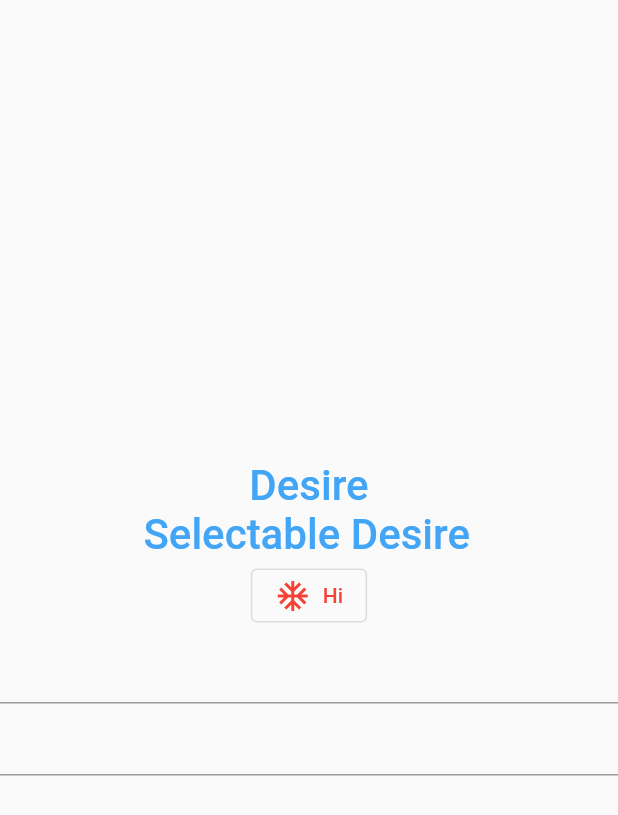
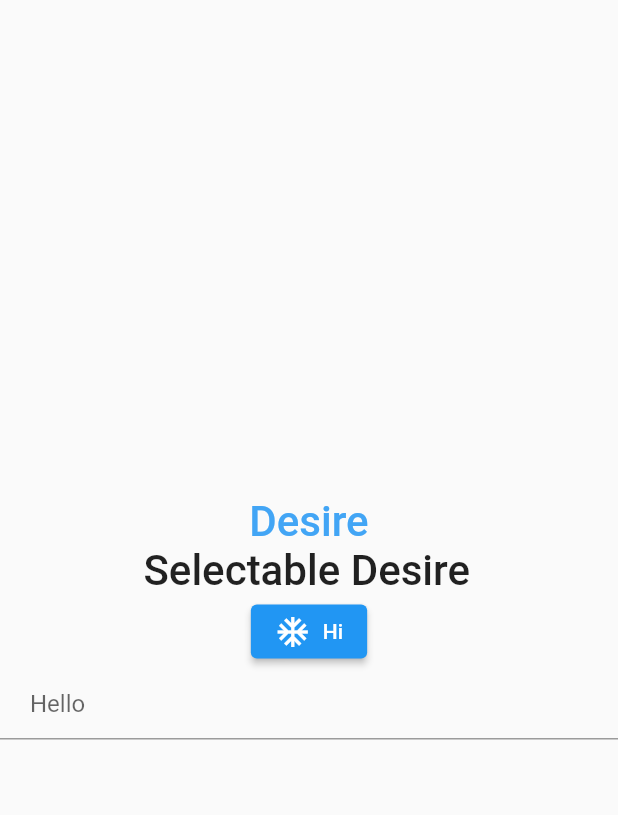
Before and after one commit to SaltyAom/desire, a Flutter app: the screen it shows after launch, on a phone screen of 412 x 824 dp. Shown: the top 815 px of the screen. Run offline on Flutter 3.47's test engine with Material 2 defaults, Android fonts, the phone set to English and light mode, and no system bars.

Commit message:
:wrench: fix: add key

```diff
--- a/examples/lib/main.dart
+++ b/examples/lib/main.dart
@@ -84,14 +84,15 @@ class HomePage extends StatelessWidget {
           const Text("Desire")
               .desire("font-medium text-xl text-blue-400 text-center"),
           const SelectableText("Selectable Desire")
-              .desire("font-medium text-xl text-blue-400"),
-          OutlinedButton.icon(
+              .desire("font-medium text-xl"),
+          ElevatedButton.icon(
             icon: const Icon(Icons.ac_unit),
             onPressed: () {},
             label: const Text("Hi"),
-          ).desire("btn-text-red"),
-          const TextField().desire("px-2"),
-          TextFormField().desire("px-2"),
+          ).desire("text-blue-400"),
+          const TextField(
+            decoration: InputDecoration(hintText: "Hello"),
+          ).desire("px-2 text-blue-400"),
         ],
       ).desire("justify-center items-center"),
     );
--- a/lib/widget/button.dart
+++ b/lib/widget/button.dart
@@ -59,6 +59,7 @@ extension DesireTextButton on TextButton {
         final desires = getDesire(context);
 
         return TextButton(
+          key: key,
           child: child ?? const SizedBox.shrink(),
           onPressed: onPressed,
           onLongPress: onLongPress,
@@ -106,6 +107,7 @@ extension DesireElevatedButton on ElevatedButton {
         final desires = getDesire(context);
 
         return ElevatedButton(
+          key: key,
           child: child ?? const SizedBox.shrink(),
           onPressed: onPressed,
           onLongPress: onLongPress,
@@ -153,6 +155,7 @@ extension DesireOutlineButton on OutlinedButton {
         final desires = getDesire(context);
 
         return OutlinedButton(
+          key: key,
           child: child ?? const SizedBox.shrink(),
           onPressed: onPressed,
           onLongPress: onLongPress,
--- a/lib/widget/layouts.dart
+++ b/lib/widget/layouts.dart
@@ -34,6 +34,7 @@ extension DesireColumn on Column {
         final desires = getDesire(context);
 
         return Column(
+          key: key,
           children: children,
           mainAxisAlignment: mapDesire<MainAxisAlignment, Row>(
               desires, (e) => e.mainAxisAlignment, MainAxisAlignment.start)!,
@@ -69,6 +70,7 @@ extension DesireRow on Row {
         final desires = getDesire(context);
 
         return Row(
+          key: key,
           children: children,
           mainAxisAlignment: mapDesire<MainAxisAlignment, Row>(
               desires, (e) => e.mainAxisAlignment, MainAxisAlignment.start)!,
@@ -104,6 +106,7 @@ extension DesireStack on Stack {
         final desires = getDesire(context);
 
         return Stack(
+          key: key,
           children: children,
           alignment: mapDesire<AlignmentGeometry, Stack>(
               desires, (e) => e.alignment, AlignmentDirectional.topStart)!,
--- a/lib/widget/text.dart
+++ b/lib/widget/text.dart
@@ -27,6 +27,7 @@ extension DesireText on Text {
 
       return Text(
         data ?? "",
+        key: key,
         textAlign: mapDesire<TextAlign, Text>(desires, (e) => e.textAlign),
         textDirection:
             mapDesire<TextDirection, Text>(desires, (e) => e.textDirection),
@@ -73,6 +74,7 @@ extension DesireSelectableText on SelectableText {
 
       return SelectableText(
         data ?? "",
+        key: key,
         textAlign:
             mapDesire<TextAlign, SelectableText>(desires, (e) => e.textAlign),
         textDirection: mapDesire<TextDirection, SelectableText>(
```
Also changed, not shown: lib/widget/text_field.dart (+18 -3 lines).
